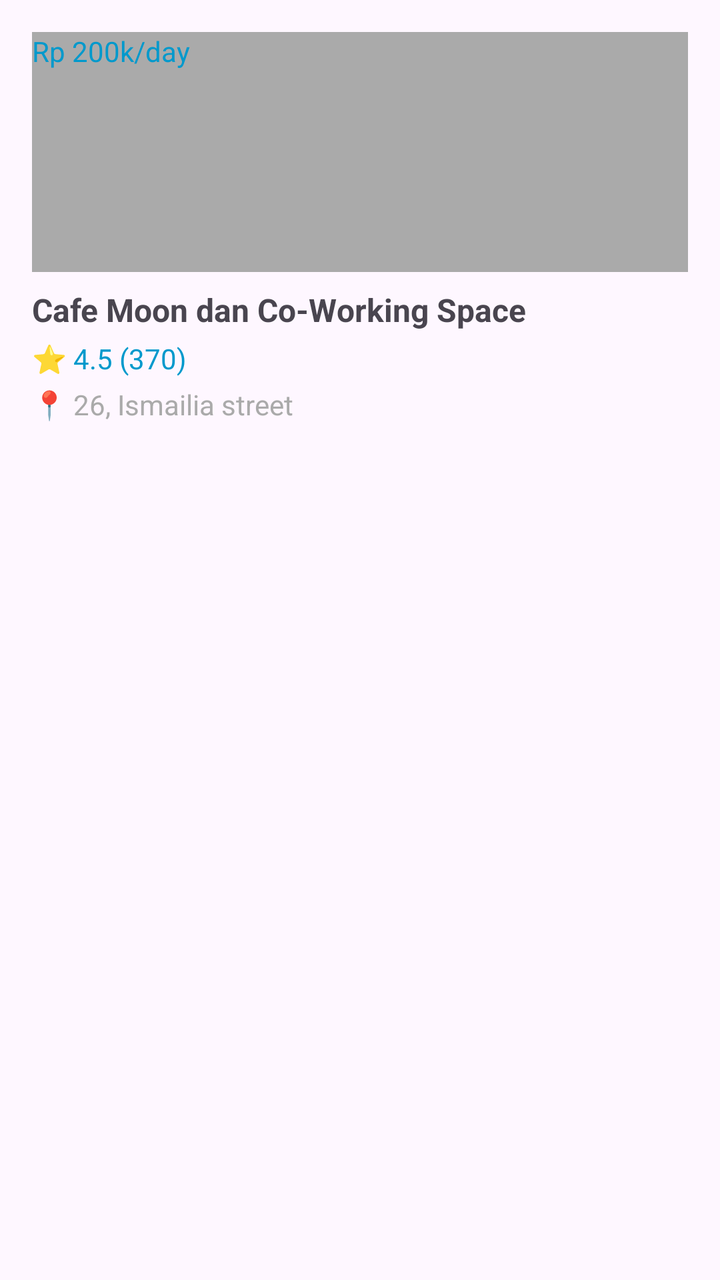
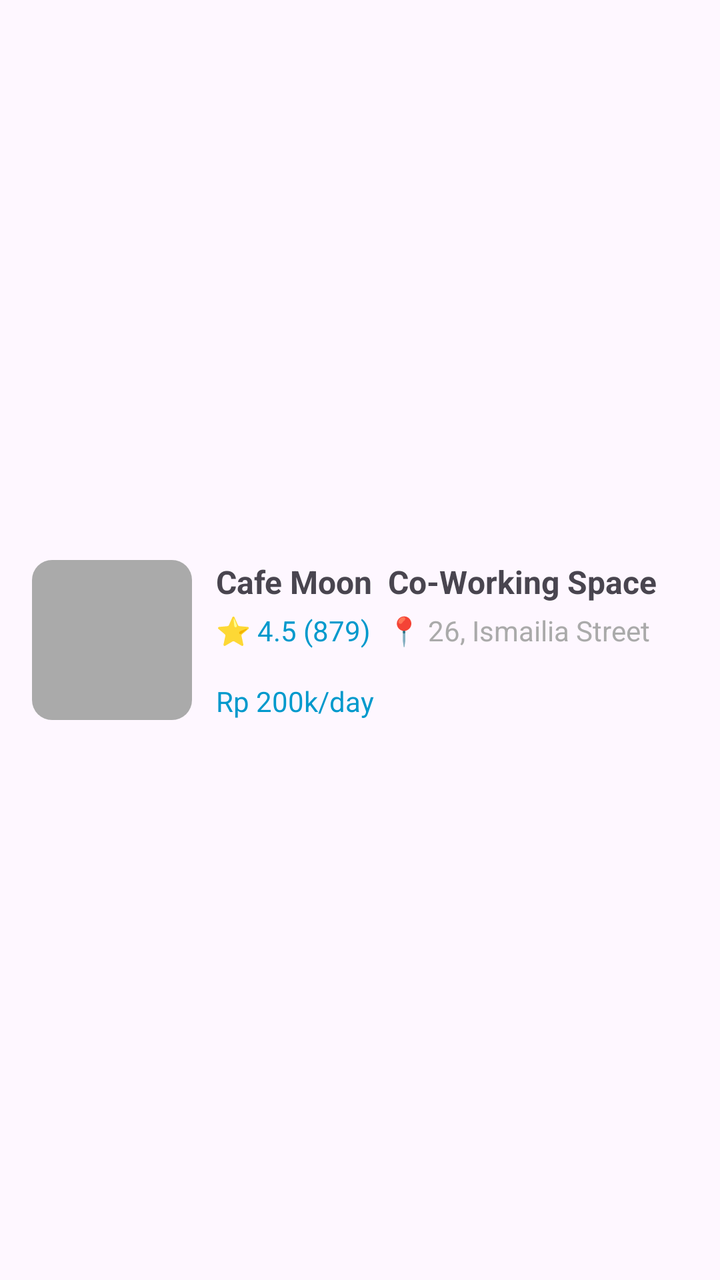

Two renders of the same Android screen: before a commit and after it. Below are the layout's source before the change and the commit's diff.
<!-- AndroidManifest.xml: application theme Theme.HubsyTesting -->
<!-- res/layout/item_coworking.xml -->
<?xml version="1.0" encoding="utf-8"?>
<androidx.constraintlayout.widget.ConstraintLayout
    xmlns:android="http://schemas.android.com/apk/res/android"
    xmlns:app="http://schemas.android.com/apk/res-auto"
    android:layout_width="match_parent"
    android:layout_height="wrap_content"
    android:padding="16dp">

    
    <ImageView
        android:id="@+id/imgCoworking"
        android:layout_width="0dp"
        android:layout_height="120dp"
        android:scaleType="centerCrop"
        android:background="@android:color/darker_gray"
        app:layout_constraintStart_toStartOf="parent"
        app:layout_constraintTop_toTopOf="parent"
        app:layout_constraintEnd_toEndOf="parent"/>

    
    <TextView
        android:id="@+id/tvCoworkingName"
        android:layout_width="wrap_content"
        android:layout_height="wrap_content"
        android:text="Cafe Moon dan Co-Working Space"
        android:textStyle="bold"
        android:textSize="16sp"
        app:layout_constraintTop_toBottomOf="@id/imgCoworking"
        app:layout_constraintStart_toStartOf="parent"
        android:layout_marginTop="8dp"/>

    
    <TextView
        android:id="@+id/tvRating"
        android:layout_width="wrap_content"
        android:layout_height="wrap_content"
        android:text="⭐ 4.5 (370)"
        android:textSize="14sp"
        android:textColor="@android:color/holo_blue_dark"
        app:layout_constraintTop_toBottomOf="@id/tvCoworkingName"
        app:layout_constraintStart_toStartOf="parent"
        android:layout_marginTop="4dp"/>

    
    <TextView
        android:id="@+id/tvLocation"
        android:layout_width="wrap_content"
        android:layout_height="wrap_content"
        android:text="📍 26, Ismailia street"
        android:textSize="14sp"
        android:textColor="@android:color/darker_gray"
        app:layout_constraintTop_toBottomOf="@id/tvRating"
        app:layout_constraintStart_toStartOf="parent"
        android:layout_marginTop="4dp"/>

    <TextView
        android:id="@+id/tvPrice"
        android:layout_width="wrap_content"
        android:layout_height="wrap_content"
        android:text="Rp 200k/day"
        android:textSize="14sp"
        android:textColor="@android:color/holo_blue_dark"/>


</androidx.constraintlayout.widget.ConstraintLayout>
<!-- resources referenced by this layout -->
<resources>
  <style name="Theme.HubsyTesting" parent="Base.Theme.HubsyTesting" />
  <style name="Base.Theme.HubsyTesting" parent="Theme.Material3.DayNight.NoActionBar">
          
          
      </style>
</resources>

<!-- the commit's change to res/layout/item_coworking.xml (unified diff, before → after) -->
@@ -9,57 +9,64 @@
     
     <ImageView
         android:id="@+id/imgCoworking"
-        android:layout_width="0dp"
-        android:layout_height="120dp"
+        android:layout_width="80dp"
+        android:layout_height="80dp"
         android:scaleType="centerCrop"
-        android:background="@android:color/darker_gray"
+        android:background="@drawable/rounded_image"
         app:layout_constraintStart_toStartOf="parent"
         app:layout_constraintTop_toTopOf="parent"
-        app:layout_constraintEnd_toEndOf="parent"/>
+        app:layout_constraintBottom_toBottomOf="parent"/>
 
     
     <TextView
         android:id="@+id/tvCoworkingName"
         android:layout_width="wrap_content"
         android:layout_height="wrap_content"
-        android:text="Cafe Moon dan Co-Working Space"
+        android:text="Cafe Moon  Co-Working Space"
         android:textStyle="bold"
         android:textSize="16sp"
-        app:layout_constraintTop_toBottomOf="@id/imgCoworking"
-        app:layout_constraintStart_toStartOf="parent"
-        android:layout_marginTop="8dp"/>
+        app:layout_constraintTop_toTopOf="@id/imgCoworking"
+        app:layout_constraintStart_toEndOf="@id/imgCoworking"
+        android:layout_marginStart="12dp"/>
 
     
-    <TextView
-        android:id="@+id/tvRating"
+    <LinearLayout
         android:layout_width="wrap_content"
         android:layout_height="wrap_content"
-        android:text="⭐ 4.5 (370)"
-        android:textSize="14sp"
-        android:textColor="@android:color/holo_blue_dark"
+        android:orientation="horizontal"
         app:layout_constraintTop_toBottomOf="@id/tvCoworkingName"
-        app:layout_constraintStart_toStartOf="parent"
-        android:layout_marginTop="4dp"/>
+        app:layout_constraintStart_toEndOf="@id/imgCoworking"
+        android:layout_marginStart="12dp"
+        android:layout_marginTop="4dp">
+
+        <TextView
+            android:id="@+id/tvRating"
+            android:layout_width="wrap_content"
+            android:layout_height="wrap_content"
+            android:text="⭐ 4.5 (879)"
+            android:textSize="14sp"
+            android:textColor="@android:color/holo_blue_dark"/>
+
+        <TextView
+            android:id="@+id/tvLocation"
+            android:layout_width="wrap_content"
+            android:layout_height="wrap_content"
+            android:text="📍 26, Ismailia Street"
+            android:textSize="14sp"
+            android:textColor="@android:color/darker_gray"
+            android:layout_marginStart="8dp"/>
+    </LinearLayout>
 
     
-    <TextView
-        android:id="@+id/tvLocation"
-        android:layout_width="wrap_content"
-        android:layout_height="wrap_content"
-        android:text="📍 26, Ismailia street"
-        android:textSize="14sp"
-        android:textColor="@android:color/darker_gray"
-        app:layout_constraintTop_toBottomOf="@id/tvRating"
-        app:layout_constraintStart_toStartOf="parent"
-        android:layout_marginTop="4dp"/>
-
     <TextView
         android:id="@+id/tvPrice"
         android:layout_width="wrap_content"
         android:layout_height="wrap_content"
         android:text="Rp 200k/day"
         android:textSize="14sp"
-        android:textColor="@android:color/holo_blue_dark"/>
-
+        android:textColor="@android:color/holo_blue_dark"
+        app:layout_constraintBottom_toBottomOf="@id/imgCoworking"
+        app:layout_constraintStart_toEndOf="@id/imgCoworking"
+        android:layout_marginStart="12dp"/>
 
 </androidx.constraintlayout.widget.ConstraintLayout>
<!-- resource entries referenced after the edit -->
@@ -1,5 +1,11 @@
 <!-- resources referenced by this layout -->
 <resources>
+  <!-- drawable rounded_image (drawable) -->
+  <?xml version="1.0" encoding="utf-8"?>
+  <shape xmlns:android="http://schemas.android.com/apk/res/android">
+      <corners android:radius="10dp"/>
+      <solid android:color="@android:color/darker_gray"/>
+  </shape>
   <style name="Theme.HubsyTesting" parent="Base.Theme.HubsyTesting" />
   <style name="Base.Theme.HubsyTesting" parent="Theme.Material3.DayNight.NoActionBar">
           
